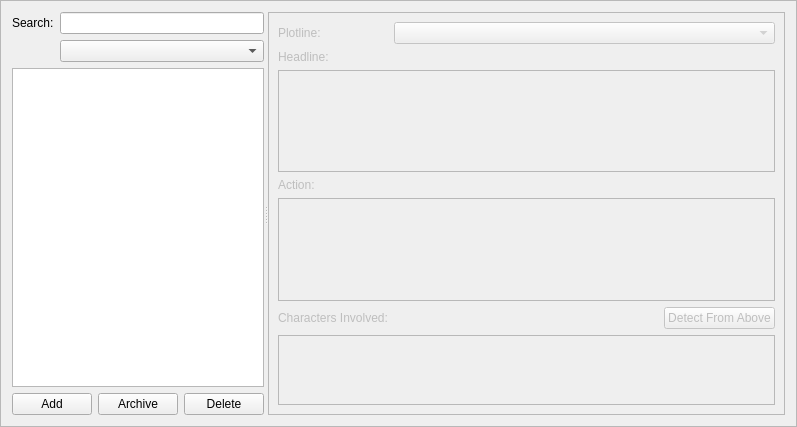
Qt form src/app/sceneframe.ui (src-r-r/plotline) before a commit.
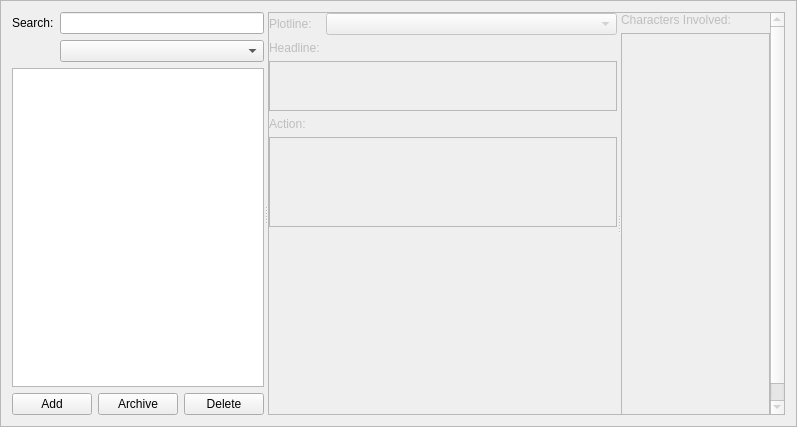
The same form after that commit.

Commit message: Relayout scene frame. TODO: major bug where ID is not unique!

What changed in the file:
```diff
--- a/src/app/sceneframe.ui
+++ b/src/app/sceneframe.ui
@@ -154,7 +154,7 @@
        <bool>false</bool>
       </property>
       <property name="sizePolicy">
-       <sizepolicy hsizetype="Maximum" vsizetype="Expanding">
+       <sizepolicy hsizetype="Maximum" vsizetype="Preferred">
         <horstretch>0</horstretch>
         <verstretch>0</verstretch>
        </sizepolicy>
@@ -167,42 +167,123 @@
         <rect>
          <x>0</x>
          <y>0</y>
-         <width>420</width>
-         <height>407</height>
+         <width>416</width>
+         <height>423</height>
         </rect>
        </property>
-       <layout class="QHBoxLayout" name="horizontalLayout_11">
+       <layout class="QVBoxLayout" name="verticalLayout_3">
+        <property name="spacing">
+         <number>0</number>
+        </property>
+        <property name="leftMargin">
+         <number>0</number>
+        </property>
+        <property name="topMargin">
+         <number>0</number>
+        </property>
+        <property name="rightMargin">
+         <number>0</number>
+        </property>
+        <property name="bottomMargin">
+         <number>0</number>
+        </property>
         <item>
-         <layout class="QFormLayout" name="formLayout_7">
-          <item row="2" column="0" colspan="2">
+         <widget class="QSplitter" name="splitter">
+          <property name="orientation">
+           <enum>Qt::Horizontal</enum>
+          </property>
+          <widget class="QWidget" name="">
+           <layout class="QFormLayout" name="formLayout">
+            <item row="0" column="0">
+             <widget class="QLabel" name="label">
+              <property name="sizePolicy">
+               <sizepolicy hsizetype="Maximum" vsizetype="Preferred">
+                <horstretch>0</horstretch>
+                <verstretch>0</verstretch>
+               </sizepolicy>
+              </property>
+              <property name="text">
+               <string>Plotline:</string>
+              </property>
+             </widget>
+            </item>
+            <item row="0" column="1">
+             <widget class="QComboBox" name="plotline"/>
+            </item>
+            <item row="1" column="0">
            <widget class="QLabel" name="label_11">
             <property name="text">
              <string>Headline:</string>
             </property>
            </widget>
           </item>
-          <item row="3" column="0" colspan="2">
-           <widget class="QTextEdit" name="sceneHeadline"/>
-          </item>
-          <item row="4" column="0" colspan="2">
+            <item row="2" column="0" colspan="2">
+             <widget class="QTextEdit" name="sceneHeadline">
+              <property name="sizePolicy">
+               <sizepolicy hsizetype="Preferred" vsizetype="Fixed">
+                <horstretch>0</horstretch>
+                <verstretch>0</verstretch>
+               </sizepolicy>
+              </property>
+              <property name="maximumSize">
+               <size>
+                <width>16777215</width>
+                <height>50</height>
+               </size>
+              </property>
+             </widget>
+            </item>
+            <item row="3" column="0">
            <widget class="QLabel" name="label_12">
             <property name="text">
              <string>Action:</string>
             </property>
            </widget>
           </item>
-          <item row="5" column="0" colspan="2">
-           <widget class="QTextEdit" name="sceneAction"/>
-          </item>
-          <item row="8" column="0">
+            <item row="4" column="0" colspan="2">
+             <widget class="QTextEdit" name="sceneAction">
+              <property name="sizePolicy">
+               <sizepolicy hsizetype="Expanding" vsizetype="Preferred">
+                <horstretch>0</horstretch>
+                <verstretch>0</verstretch>
+               </sizepolicy>
+              </property>
+              <property name="maximumSize">
+               <size>
+                <width>16777215</width>
+                <height>90</height>
+               </size>
+              </property>
+             </widget>
+            </item>
+           </layout>
+          </widget>
+          <widget class="QWidget" name="">
+           <layout class="QVBoxLayout" name="verticalLayout_2">
+            <item>
            <widget class="QLabel" name="label_13">
             <property name="text">
              <string>Characters Involved:</string>
             </property>
            </widget>
           </item>
-          <item row="9" column="0" colspan="2">
+            <item>
            <widget class="QScrollArea" name="characterScroll">
+              <property name="sizePolicy">
+               <sizepolicy hsizetype="Preferred" vsizetype="Preferred">
+                <horstretch>0</horstretch>
+                <verstretch>0</verstretch>
+               </sizepolicy>
+              </property>
+              <property name="minimumSize">
+               <size>
+                <width>0</width>
+                <height>400</height>
+               </size>
+              </property>
+              <property name="sizeAdjustPolicy">
+               <enum>QAbstractScrollArea::AdjustToContents</enum>
+              </property>
             <property name="widgetResizable">
              <bool>true</bool>
             </property>
@@ -211,59 +292,49 @@
               <rect>
                <x>0</x>
                <y>0</y>
-               <width>398</width>
-               <height>79</height>
-              </rect>
-             </property>
+                 <width>131</width>
+                 <height>398</height>
+                </rect>
+               </property>
+               <property name="sizePolicy">
+                <sizepolicy hsizetype="Preferred" vsizetype="Expanding">
+                 <horstretch>0</horstretch>
+                 <verstretch>0</verstretch>
+                </sizepolicy>
+               </property>
              <layout class="QHBoxLayout" name="horizontalLayout_2">
-              <item>
-               <layout class="QFormLayout" name="characterList"/>
-              </item>
-             </layout>
-            </widget>
-           </widget>
-          </item>
-          <item row="8" column="1">
-           <layout class="QHBoxLayout" name="horizontalLayout">
-            <item>
-             <spacer name="horizontalSpacer">
-              <property name="orientation">
-               <enum>Qt::Horizontal</enum>
-              </property>
-              <property name="sizeHint" stdset="0">
-               <size>
-                <width>40</width>
-                <height>20</height>
-               </size>
-              </property>
-             </spacer>
-            </item>
+                <property name="leftMargin">
+                 <number>0</number>
+                </property>
+                <property name="topMargin">
+                 <number>0</number>
+                </property>
+                <property name="rightMargin">
+                 <number>0</number>
+                </property>
+                <property name="bottomMargin">
+                 <number>0</number>
+                </property>
             <item>
-             <widget class="QPushButton" name="detectCharacters">
-              <property name="text">
-               <string>Detect From Above</string>
-              </property>
-             </widget>
-            </item>
-           </layout>
-          </item>
-          <item row="1" column="1">
-           <widget class="QComboBox" name="plotline"/>
-          </item>
-          <item row="1" column="0">
-           <widget class="QLabel" name="label">
-            <property name="sizePolicy">
-             <sizepolicy hsizetype="Maximum" vsizetype="Preferred">
-              <horstretch>0</horstretch>
-              <verstretch>0</verstretch>
-             </sizepolicy>
-            </property>
-            <property name="text">
-             <string>Plotline:</string>
-            </property>
-           </widget>
-          </item>
-         </layout>
+                 <layout class="QFormLayout" name="characterList">
+                  <property name="sizeConstraint">
+                   <enum>QLayout::SetDefaultConstraint</enum>
+                  </property>
+                  <property name="horizontalSpacing">
+                   <number>3</number>
+                  </property>
+                  <property name="verticalSpacing">
+                   <number>3</number>
+                  </property>
+                 </layout>
+                </item>
+               </layout>
+              </widget>
+             </widget>
+            </item>
+           </layout>
+          </widget>
+         </widget>
         </item>
        </layout>
       </widget>
```
Lines whose indentation alone changed are shown as unchanged. The commit also changes 7 other files.
